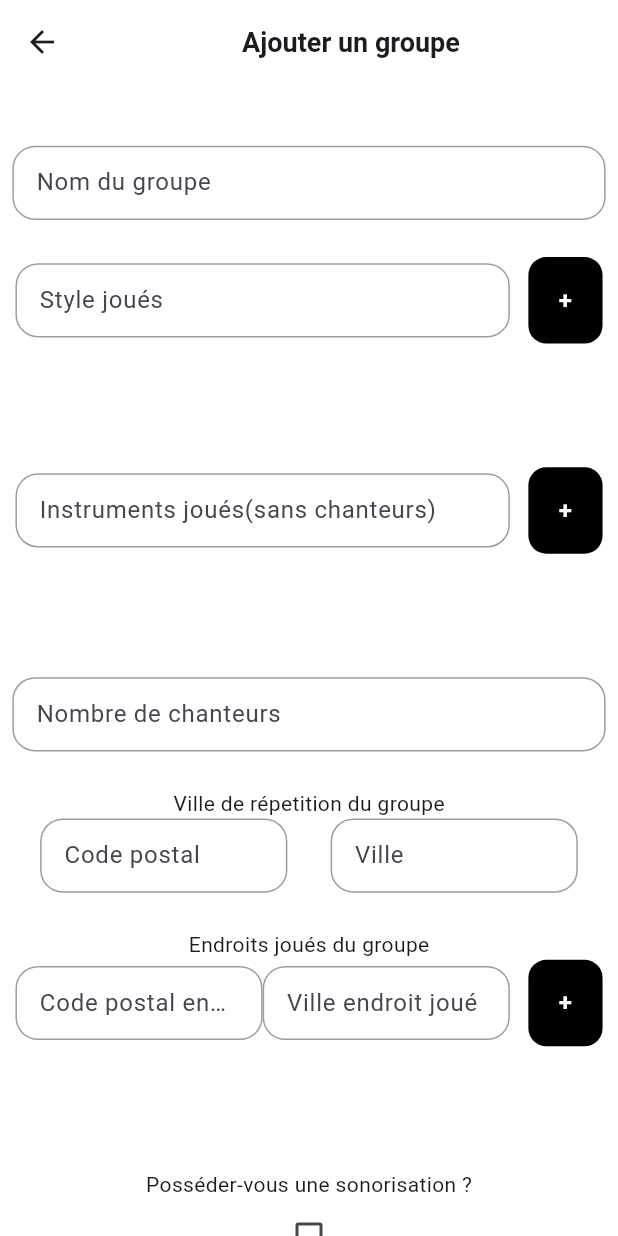
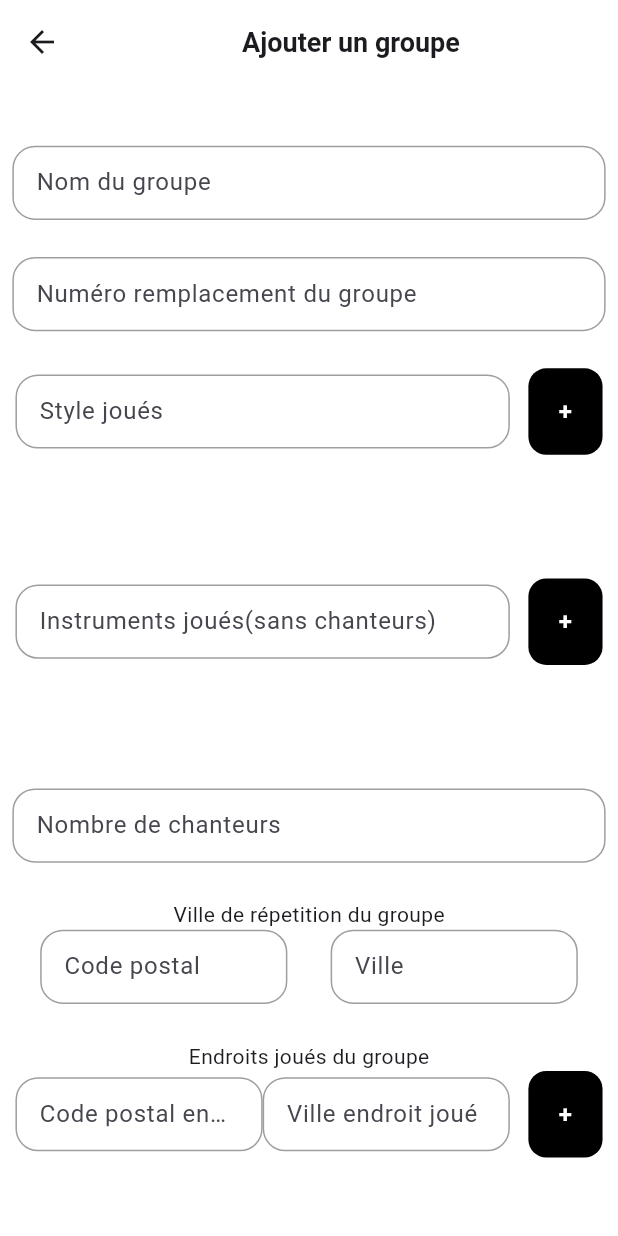
Before and after one commit to thibaultfradet/uKruzwa, a Flutter app: the Ajoutgroupe screen opened directly, on a phone screen of 412 x 824 dp. Run offline on Flutter 3.47's test engine with Material 3 defaults, Android fonts, the light colour scheme and no system bars; our stand-ins replace cloud_firestore, firebase_auth, firebase_core, flutter_bloc; accounts and stored records are empty.

Commit message:
Rajout suppression de groupe et affichage modification de sono uniquement si groupe a cocher posseder sono ;  début rajout reutilisabilité de fenetre pour la modification de sono et de groupe avec une valeur par défaut reste a faire en utilisant les variable existente pour ceux qui reste (checkbox et liste)

```diff
--- a/ukruzwa/lib/presentation/blocs/ajoutsonorisation/ajoutsonorisation_bloc.dart
+++ b/ukruzwa/lib/presentation/blocs/ajoutsonorisation/ajoutsonorisation_bloc.dart
@@ -12,6 +12,7 @@ class AjoutsonorisationBloc
     //Etat initial
 
     on<ASEventCreate>((event, emit) async {
+      // TODO : Vérifier si la sonorisation n'existe pas deja en base si elle existe on récupère l'identifiant et on met à jour
       try {
         //Création longue donc on emit un state de chargement en attendant
         emit(ASLoading());
--- a/ukruzwa/lib/presentation/pages/ajoutgroupe.dart
+++ b/ukruzwa/lib/presentation/pages/ajoutgroupe.dart
@@ -112,14 +112,24 @@ class _AjoutgroupeState extends State<Ajoutgroupe> {
                 children: [
                   if (state is AjoutgroupeStateInitial) ...[
                     const VerticalMargin(ratio: 0.05),
-
                     //Nom du groupe
                     SizedBox(
                       width: MediaQuery.of(context).size.width * 0.96,
                       child: InputCustomPL(
                         placeholder: "Nom du groupe",
                         controllerPL: tecNomDuGroupe,
-                        isObscure: false,
+                        valeur: widget.groupeAModifier?.nomGroupe,
+                      ),
+                    ),
+                    const VerticalMargin(ratio: 0.03),
+                    //Numéro remplacement
+                    SizedBox(
+                      width: MediaQuery.of(context).size.width * 0.96,
+                      child: InputCustomPL(
+                        placeholder: "Numéro remplacement du groupe",
+                        controllerPL: tecNumRemplacementContact,
+                        valeur:
+                            widget.groupeAModifier?.numeroRemplacementContact,
                       ),
                     ),
 
@@ -269,7 +279,12 @@ class _AjoutgroupeState extends State<Ajoutgroupe> {
                       child: InputCustomPL(
                         placeholder: "Nombre de chanteurs",
                         controllerPL: tecNbChanteurs,
-                        isObscure: false,
+                        //nombre d'iteration du libelle chanteur dans la liste d'instrument
+                        valeur: widget.groupeAModifier?.instrumentsDuGroupe!
+                            .where((instrument) =>
+                                instrument.nomInstrument == "chanteur")
+                            .length
+                            .toString(),
                         isDouble: true,
                       ),
                     ),
@@ -289,6 +304,8 @@ class _AjoutgroupeState extends State<Ajoutgroupe> {
                                   controllerPL: tecCodePostalVilleRep,
                                   placeholder: "Code postal",
                                   largeur: 0.4,
+                                  valeur: widget.groupeAModifier
+                                      ?.villeRepetition.codePostal,
                                   isDouble: true,
                                 ),
                               ),
@@ -298,6 +315,8 @@ class _AjoutgroupeState extends State<Ajoutgroupe> {
                                   controllerPL: tecNomVilleRepetition,
                                   placeholder: "Ville",
                                   largeur: 0.4,
+                                  valeur: widget.groupeAModifier
+                                      ?.villeRepetition.nomVille,
                                 ),
                               ),
                             ],
--- a/ukruzwa/lib/presentation/pages/home.dart
+++ b/ukruzwa/lib/presentation/pages/home.dart
@@ -18,7 +18,7 @@ class Home extends StatefulWidget {
 
 class _HomeState extends State<Home> {
   // Pour DropDownButton => liste des options
-  List<String> options = ['Nom', 'Style', 'Instrument'];
+  List<String> options = ['Style'];
   // Pour DropDownButton => valeur sélectionnée par défaut
   String? selectedValue;
   // Pour TextEditingController
--- a/ukruzwa/lib/presentation/widgets/input_custom_pl.dart
+++ b/ukruzwa/lib/presentation/widgets/input_custom_pl.dart
@@ -3,6 +3,7 @@ import 'package:flutter/material.dart';
 class InputCustomPL extends StatelessWidget {
   final TextEditingController controllerPL;
   final String placeholder;
+  final String? valeur;
   final bool? isObscure;
   final bool? enable;
   final double? largeur;
@@ -11,6 +12,7 @@ class InputCustomPL extends StatelessWidget {
     super.key,
     required this.controllerPL,
     required this.placeholder,
+    this.valeur,
     this.isObscure,
     this.enable,
     this.largeur,
@@ -25,6 +27,7 @@ class InputCustomPL extends StatelessWidget {
           ? MediaQuery.of(context).size.width * 0.9
           : MediaQuery.of(context).size.width * largeur!,
       child: TextFormField(
+        initialValue: valeur,
         keyboardType: isDouble != null
             ? const TextInputType.numberWithOptions(decimal: true)
             : TextInputType.text,
```
Also changed, not shown: ukruzwa/lib/data/dataSource/remote/groupe_firebase.dart (+10 -1 lines), ukruzwa/lib/presentation/pages/ajoutsonorisation.dart (+10 -4 lines), ukruzwa/lib/presentation/widgets/global_presentation_compte.dart (+13 -6 lines).
